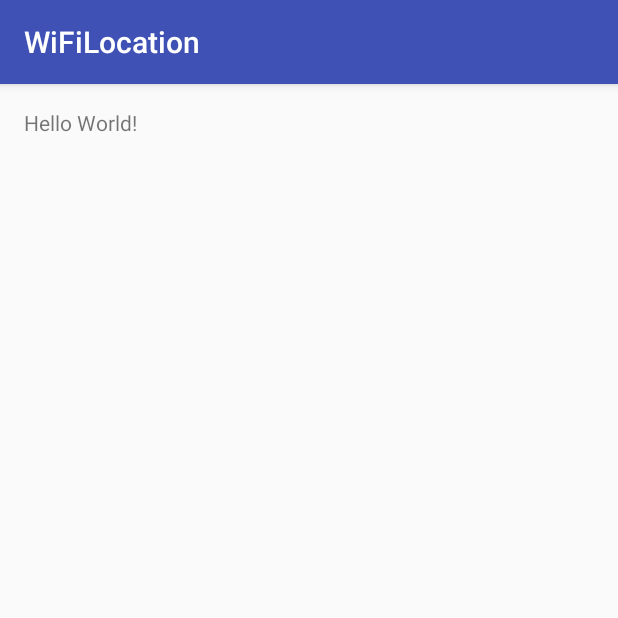
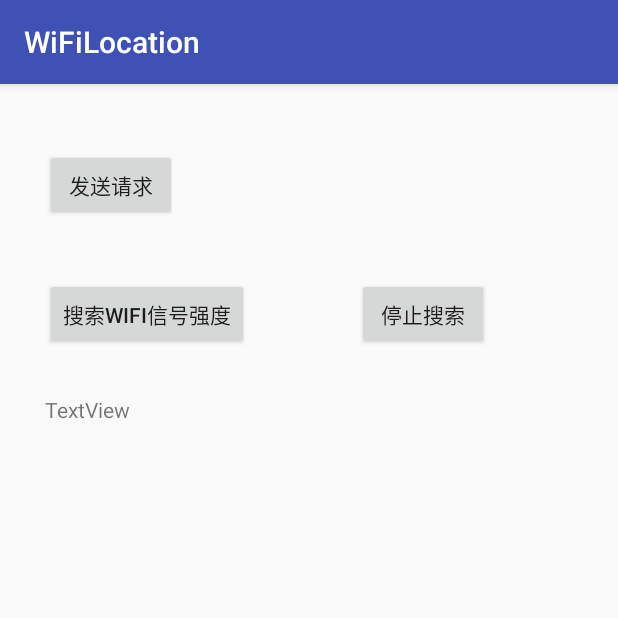
Before and after one commit to lavender21/WiFiLocation, an Android app: the screen it shows after launch (MainActivity), on a phone screen of 412 x 824 dp, the top half of it. Run offline under Robolectric (Android 15) with nearby library versions, the phone set to English and light mode, and no system bars.

Commit message:
添加获取wifi列表类，但依然存在问题，返回空列表

```diff
--- a/app/src/main/java/com/example/lavender/wifilocation/MainActivity.java
+++ b/app/src/main/java/com/example/lavender/wifilocation/MainActivity.java
@@ -1,13 +1,83 @@
 package com.example.lavender.wifilocation;
 
+import android.content.BroadcastReceiver;
+import android.content.Context;
+import android.content.Intent;
+import android.os.AsyncTask;
+import android.os.Handler;
+import android.os.Message;
 import android.support.v7.app.AppCompatActivity;
 import android.os.Bundle;
+import android.util.Log;
+import android.view.View;
+import android.widget.Button;
+import android.widget.TextView;
 
-public class MainActivity extends AppCompatActivity {
+import org.json.JSONException;
+import org.json.JSONObject;
 
+import java.util.ArrayList;
+
+
+public class MainActivity extends AppCompatActivity implements View.OnClickListener{
+    public static Button button, btnStartWifi,btnStopWifi;
+    private static TextView showRssi;
+    private BroadcastReceiver receiver = new BroadcastReceiver() {
+        @Override
+        public void onReceive(Context context, Intent intent) {
+            ArrayList<String> data = intent.getStringArrayListExtra("wifiList");
+            showRssi.setText(data.toString());
+        }
+    };
     @Override
     protected void onCreate(Bundle savedInstanceState) {
         super.onCreate(savedInstanceState);
         setContentView(R.layout.activity_main);
+        init();
+
+    }
+
+
+
+    public void init(){
+        button = (Button) findViewById(R.id.button);
+        button.setOnClickListener(this);
+        btnStartWifi = (Button)findViewById(R.id.btnStartWifi);
+        btnStartWifi.setOnClickListener(this);
+        btnStopWifi = (Button)findViewById(R.id.btnStopWifi);
+        btnStopWifi.setOnClickListener(this);
+        showRssi = (TextView)findViewById(R.id.textView);
+    }
+
+    @Override
+    public void onClick(View v) {
+        Intent intent = new Intent(MainActivity.this, GetRSSIService.class);
+        switch (v.getId()){
+            // 测试http链接
+            case R.id.button:
+                httpRequest();
+                break;
+            // 开启获取wifi信号强度
+            case R.id.btnStartWifi:
+                startService(intent);
+                break;
+            // 关闭获取wifi信号强度
+            case R.id.btnStopWifi:
+                stopService(intent);
+                break;
+        }
+    }
+
+    // http请求;
+    public void httpRequest()
+    {
+        JSONObject jsonObject = new JSONObject();
+        try {
+            jsonObject.put("lastname","zaizai");
+        }catch (JSONException e){
+            e.printStackTrace();
+        }
+        HttpConnect httpConnect = new HttpConnect();
+        httpConnect.execute("GET", HttpConnect.APITEST, jsonObject.toString());
     }
 }
--- a/app/src/main/res/layout/activity_main.xml
+++ b/app/src/main/res/layout/activity_main.xml
@@ -10,8 +10,42 @@
     android:paddingTop="@dimen/activity_vertical_margin"
     tools:context="com.example.lavender.wifilocation.MainActivity">
 
-    <TextView
+
+    <Button
+        android:text="发送请求"
         android:layout_width="wrap_content"
         android:layout_height="wrap_content"
-        android:text="Hello World!" />
+        android:layout_alignParentStart="true"
+        android:layout_marginStart="14dp"
+        android:layout_marginTop="27dp"
+        android:id="@+id/button" />
+
+    <Button
+        android:text="搜索wifi信号强度"
+        android:layout_width="wrap_content"
+        android:layout_height="wrap_content"
+        android:layout_marginTop="38dp"
+        android:id="@+id/btnStartWifi"
+        android:layout_below="@+id/button"
+        android:layout_alignStart="@+id/button" />
+
+    <Button
+        android:text="停止搜索"
+        android:layout_width="wrap_content"
+        android:layout_height="wrap_content"
+        android:id="@+id/btnStopWifi"
+        android:layout_alignBaseline="@+id/btnStartWifi"
+        android:layout_alignBottom="@+id/btnStartWifi"
+        android:layout_toEndOf="@+id/btnStartWifi"
+        android:layout_marginStart="72dp" />
+
+    <TextView
+        android:text="TextView"
+        android:layout_width="wrap_content"
+        android:layout_height="wrap_content"
+        android:layout_marginTop="30dp"
+        android:id="@+id/textView"
+        android:layout_below="@+id/btnStartWifi"
+        android:layout_alignStart="@+id/btnStartWifi"
+        android:layout_alignEnd="@+id/btnStopWifi" />
 </RelativeLayout>
```
Also changed, not shown: app/build.gradle (+5 -4 lines), app/src/main/AndroidManifest.xml (+11 -0 lines), app/src/main/java/com/example/lavender/wifilocation/GetRSSIService.java (added, +120 -0 lines), app/libs/gson-2.6.2.jar (added), 1 other file.
